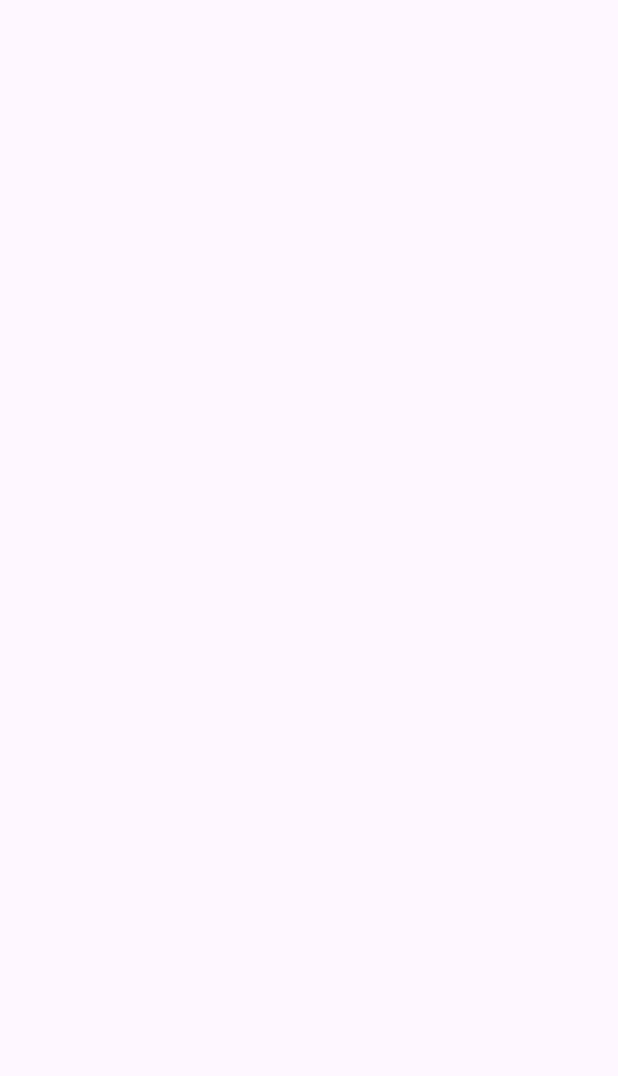
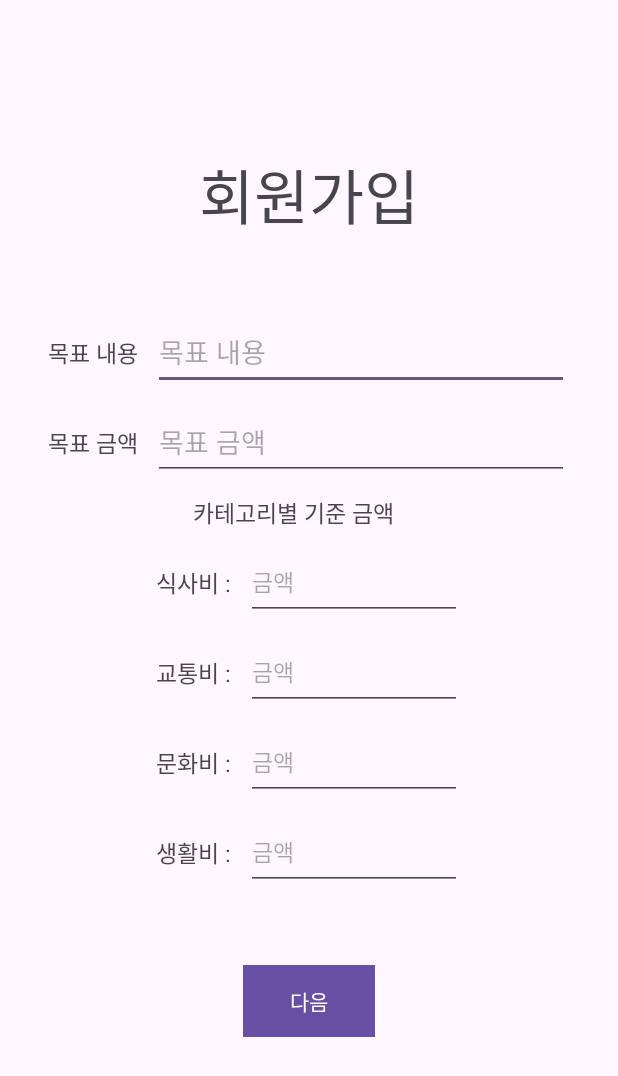
Before and after one commit to jkjungha/Game-Ledger, an Android app: the RegisterGoalActivity screen opened directly, with no data from a screen before it, on a phone screen of 412 x 824 dp. Before the commit the part shown is empty. Shown: the top 1076 px of the screen. Run offline under Robolectric (Android 15) with nearby library versions, the phone set to English and light mode, and no system bars.

Commit message:
feat user register

```diff
--- a/GameLedger/app/src/main/java/com/example/gameledger/RegisterAuthenticateActivity.kt
+++ b/GameLedger/app/src/main/java/com/example/gameledger/RegisterAuthenticateActivity.kt
@@ -97,7 +97,7 @@ class RegisterAuthenticateActivity : AppCompatActivity() {
         binding.nextButton.setOnClickListener {
             val intent = Intent(
                 this@RegisterAuthenticateActivity,
-                RegisterGoalActivity::class.java
+                RegisterUserActivity::class.java
             )
             startActivity(intent)
         }
--- a/GameLedger/app/src/main/java/com/example/gameledger/RegisterInformationActivity.kt
+++ b/GameLedger/app/src/main/java/com/example/gameledger/RegisterUserActivity.kt
@@ -5,19 +5,19 @@ import android.content.Intent
 import androidx.appcompat.app.AppCompatActivity
 import android.os.Bundle
 import android.util.Log
-import com.example.gameledger.databinding.ActivityRegisterInformationBinding
+import com.example.gameledger.databinding.ActivityRegisterUserBinding
 import okhttp3.ResponseBody
 import retrofit2.Call
 import retrofit2.Response
 
-class RegisterInformationActivity : AppCompatActivity() {
-    lateinit var binding: ActivityRegisterInformationBinding
-    private lateinit var apiService: UserService
+class RegisterUserActivity : AppCompatActivity() {
+    lateinit var binding: ActivityRegisterUserBinding
+    private lateinit var userService: UserService
     override fun onCreate(savedInstanceState: Bundle?) {
         super.onCreate(savedInstanceState)
-        binding = ActivityRegisterInformationBinding.inflate(layoutInflater)
+        binding = ActivityRegisterUserBinding.inflate(layoutInflater)
         setContentView(binding.root)
-        apiService = RetrofitClient.retrofit.create(UserService::class.java)
+        userService = RetrofitClient.retrofit.create(UserService::class.java)
         init()
     }
 
@@ -26,9 +26,8 @@ class RegisterInformationActivity : AppCompatActivity() {
             val username = binding.idRsgInput.text.toString()
             val password = binding.passwordRsgInput.text.toString()
             val againPassword = binding.passwordAgainRsgInput.text.toString()
-            val context: Context = this
 
-            apiService.signupUserData(username, password, againPassword)
+            userService.signupUserData(username, password, againPassword)
                 .enqueue(object : retrofit2.Callback<ResponseBody> {
                     override fun onResponse(
                         call: Call<ResponseBody>,
@@ -36,7 +35,7 @@ class RegisterInformationActivity : AppCompatActivity() {
                     ) {
                         if (response.isSuccessful) {
                             var intent = Intent(
-                                this@RegisterInformationActivity,
+                                this@RegisterUserActivity,
                                 RegisterGoalActivity::class.java
                             )
                             startActivity(intent)
--- a/GameLedger/app/src/main/res/layout/activity_register_goal.xml
+++ b/GameLedger/app/src/main/res/layout/activity_register_goal.xml
@@ -1,9 +1,197 @@
 <?xml version="1.0" encoding="utf-8"?>
-<androidx.constraintlayout.widget.ConstraintLayout xmlns:android="http://schemas.android.com/apk/res/android"
-        xmlns:tools="http://schemas.android.com/tools"
-        xmlns:app="http://schemas.android.com/apk/res-auto"
-        android:layout_width="match_parent"
-        android:layout_height="match_parent"
-        tools:context=".RegisterGoalActivity">
+<LinearLayout xmlns:android="http://schemas.android.com/apk/res/android"
+	xmlns:app="http://schemas.android.com/apk/res-auto"
+	xmlns:tools="http://schemas.android.com/tools"
+	android:layout_width="match_parent"
+	android:layout_height="match_parent"
+	android:orientation="vertical"
+	tools:context=".RegisterAuthenticateActivity">
 
-</androidx.constraintlayout.widget.ConstraintLayout>
+	<TextView
+		android:layout_width="wrap_content"
+		android:layout_height="wrap_content"
+		android:layout_gravity="center"
+		android:layout_marginTop="100dp"
+		android:text="회원가입"
+		android:textSize="40sp" />
+
+	<LinearLayout
+		android:layout_width="match_parent"
+		android:layout_height="wrap_content"
+		android:layout_marginHorizontal="20dp"
+		android:layout_marginTop="40dp"
+		android:gravity="center"
+		android:orientation="vertical">
+
+		<LinearLayout
+			android:layout_width="wrap_content"
+			android:layout_height="wrap_content"
+			android:layout_marginTop="10dp"
+			android:gravity="center"
+			android:orientation="horizontal">
+
+			<TextView
+				android:layout_width="wrap_content"
+				android:layout_height="wrap_content"
+				android:layout_gravity="center"
+				android:layout_marginRight="10dp"
+				android:text="목표 내용"
+				android:textSize="15sp" />
+
+			<EditText
+				android:id="@+id/goalName_Input"
+				android:layout_width="wrap_content"
+				android:layout_height="wrap_content"
+				android:ems="13"
+				android:hint="목표 내용"
+				android:inputType="text"
+				android:minHeight="50dp" />
+		</LinearLayout>
+
+		<LinearLayout
+			android:layout_width="wrap_content"
+			android:layout_height="wrap_content"
+			android:layout_marginTop="10dp"
+			android:gravity="center"
+			android:orientation="horizontal">
+
+			<TextView
+				android:layout_width="wrap_content"
+				android:layout_height="wrap_content"
+				android:layout_gravity="center"
+				android:layout_marginRight="10dp"
+				android:text="목표 금액"
+				android:textSize="15sp" />
+
+			<EditText
+				android:id="@+id/goalValue_Input"
+				android:layout_width="wrap_content"
+				android:layout_height="wrap_content"
+				android:ems="13"
+				android:hint="목표 금액"
+				android:inputType="text"
+				android:minHeight="50dp" />
+		</LinearLayout>
+
+		<TextView
+			android:layout_width="wrap_content"
+			android:layout_height="wrap_content"
+			android:layout_gravity="center"
+			android:layout_marginTop="10dp"
+			android:layout_marginRight="10dp"
+			android:text="카테고리별 기준 금액"
+			android:textSize="15sp" />
+
+
+		<LinearLayout
+			android:layout_width="wrap_content"
+			android:layout_height="wrap_content"
+			android:layout_marginTop="10dp"
+			android:gravity="center"
+			android:orientation="horizontal">
+
+			<TextView
+				android:layout_width="wrap_content"
+				android:layout_height="wrap_content"
+				android:layout_gravity="center"
+				android:layout_marginRight="10dp"
+				android:text="식사비 :"
+				android:textSize="15sp" />
+
+			<EditText
+				android:id="@+id/foodValue_input"
+				android:layout_width="wrap_content"
+				android:layout_height="wrap_content"
+				android:ems="8"
+				android:hint="금액"
+				android:textSize="15sp"
+				android:inputType="text"
+				android:minHeight="50dp"/>
+		</LinearLayout>
+		<LinearLayout
+			android:layout_width="wrap_content"
+			android:layout_height="wrap_content"
+			android:layout_marginTop="10dp"
+			android:gravity="center"
+			android:orientation="horizontal">
+
+			<TextView
+				android:layout_width="wrap_content"
+				android:layout_height="wrap_content"
+				android:layout_gravity="center"
+				android:layout_marginRight="10dp"
+				android:text="교통비 :"
+				android:textSize="15sp" />
+
+			<EditText
+				android:id="@+id/trafficValue_input"
+				android:layout_width="wrap_content"
+				android:layout_height="wrap_content"
+				android:ems="8"
+				android:hint="금액"
+				android:textSize="15sp"
+				android:inputType="text"
+				android:minHeight="50dp"/>
+		</LinearLayout>
+		<LinearLayout
+			android:layout_width="wrap_content"
+			android:layout_height="wrap_content"
+			android:layout_marginTop="10dp"
+			android:gravity="center"
+			android:orientation="horizontal">
+
+			<TextView
+				android:layout_width="wrap_content"
+				android:layout_height="wrap_content"
+				android:layout_gravity="center"
+				android:layout_marginRight="10dp"
+				android:text="문화비 :"
+				android:textSize="15sp" />
+
+			<EditText
+				android:id="@+id/cultureValue_input"
+				android:layout_width="wrap_content"
+				android:layout_height="wrap_content"
+				android:ems="8"
+				android:hint="금액"
+				android:textSize="15sp"
+				android:inputType="text"
+				android:minHeight="50dp"/>
+		</LinearLayout>
+		<LinearLayout
+			android:layout_width="wrap_content"
+			android:layout_height="wrap_content"
+			android:layout_marginTop="10dp"
+			android:gravity="center"
+			android:orientation="horizontal">
+
+			<TextView
+				android:layout_width="wrap_content"
+				android:layout_height="wrap_content"
+				android:layout_gravity="center"
+				android:layout_marginRight="10dp"
+				android:text="생활비 :"
+				android:textSize="15sp" />
+
+			<EditText
+				android:id="@+id/lifeValue_input"
+				android:layout_width="wrap_content"
+				android:layout_height="wrap_content"
+				android:ems="8"
+				android:hint="금액"
+				android:textSize="15sp"
+				android:inputType="text"
+				android:minHeight="50dp"/>
+		</LinearLayout>
+	</LinearLayout>
+
+	<Button
+		android:id="@+id/next_button"
+		android:layout_width="wrap_content"
+		android:layout_height="wrap_content"
+		android:layout_gravity="center"
+		android:layout_marginTop="50dp"
+		android:background="@color/dark_green"
+		android:text="다음" />
+
+</LinearLayout>
--- a/GameLedger/app/src/main/res/layout/activity_register_information.xml
+++ b/GameLedger/app/src/main/res/layout/activity_register_user.xml
@@ -5,7 +5,7 @@
     android:layout_width="match_parent"
     android:layout_height="match_parent"
     android:orientation="vertical"
-    tools:context=".RegisterInformationActivity">
+    tools:context=".RegisterUserActivity">
 
     <TextView
         android:layout_width="wrap_content"
```
